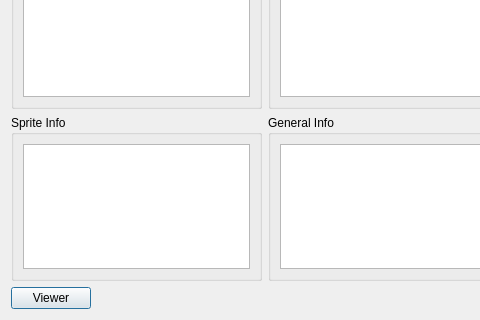
This is yabause/src/port/qt/ui/UIDebugVDP2.ui in libretro/yabause as Qt 5 draws it before an edit; both pictures show x 0 to 480 and y 240 to 560 of the 788 by 560 pixel window. The edited form follows.
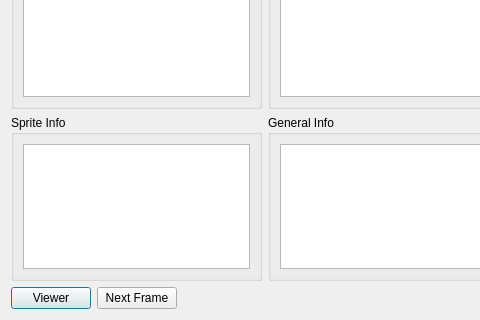
This is the edited form.

Commit message: Add a next frame in the vdp2 debug window so that we can step to the next frame without closing vdp2 debug window

Diff of the .ui file:
```diff
--- a/yabause/src/port/qt/ui/UIDebugVDP2.ui
+++ b/yabause/src/port/qt/ui/UIDebugVDP2.ui
@@ -155,6 +155,13 @@
        </property>
       </widget>
      </item>
+     <item>
+      <widget class="QPushButton" name="pbNextButton">
+        <property name="text">
+         <string>Next Frame</string>
+        </property>
+      </widget>
+     </item>
      <item>
       <widget class="QDialogButtonBox" name="dbbButtons">
        <property name="standardButtons">
```
The commit also changes 3 other files.
